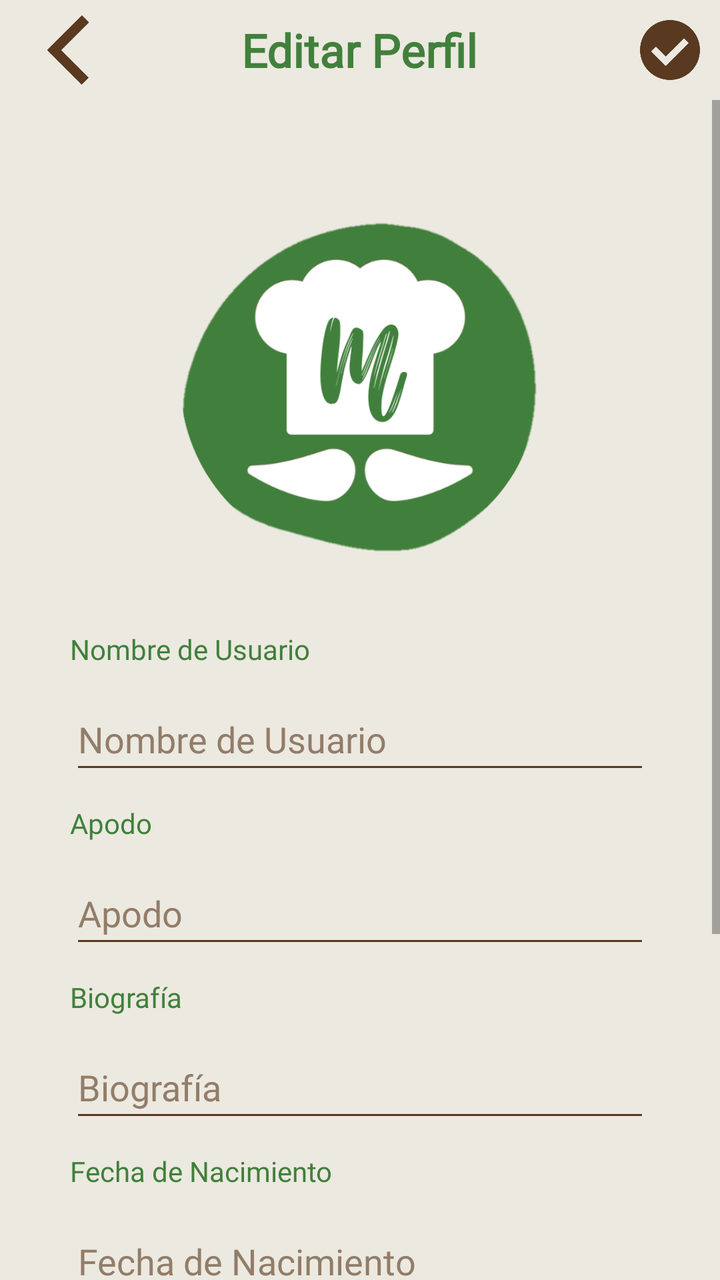
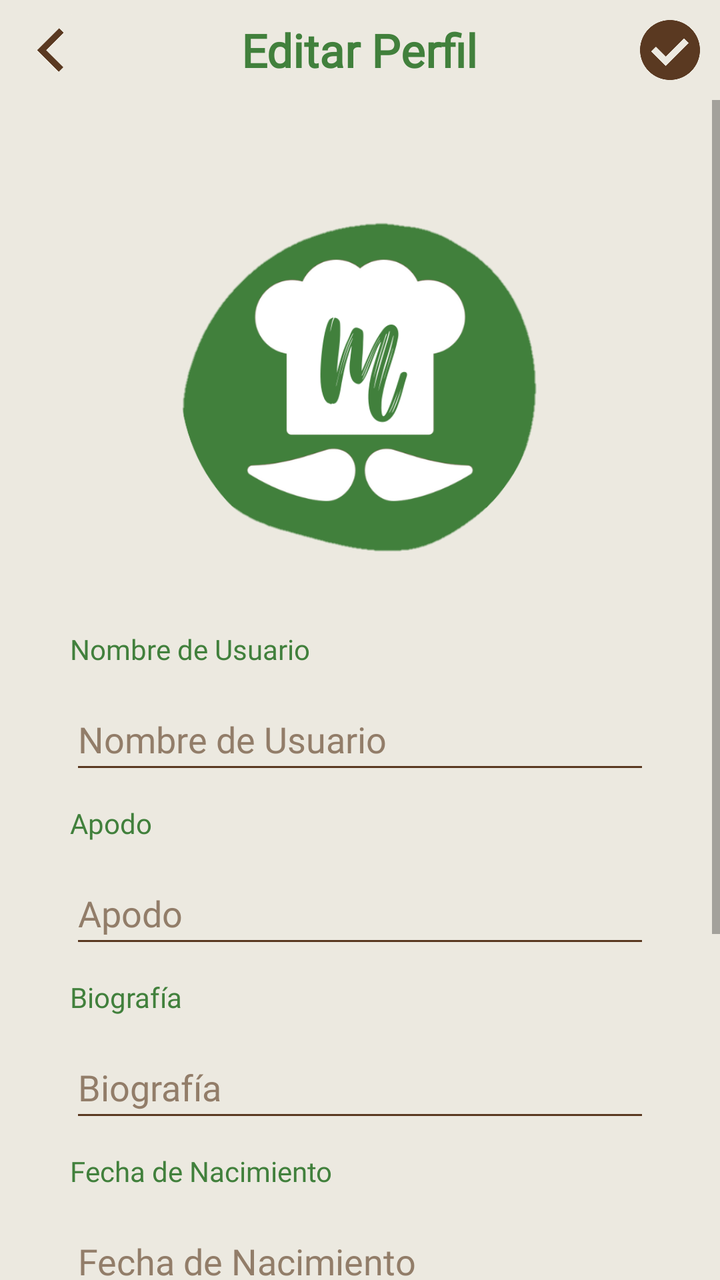

An Android layout rendered at two revisions. The XML below is the earlier revision; the diff shows what the commit changed to produce the second picture.
<!-- AndroidManifest.xml: application theme Theme.MangIA -->
<!-- res/layout/activity_edit_profile.xml -->
<?xml version="1.0" encoding="utf-8"?>
<androidx.constraintlayout.widget.ConstraintLayout
    xmlns:android="http://schemas.android.com/apk/res/android"
    xmlns:app="http://schemas.android.com/apk/res-auto"
    xmlns:tools="http://schemas.android.com/tools"
    android:layout_width="match_parent"
    android:layout_height="match_parent"
    android:background="@color/primaryColor"
    tools:context=".EditProfileActivity"
    android:orientation="horizontal">

    <ScrollView
        android:id="@+id/scrView"
        android:layout_width="match_parent"
        android:layout_height="match_parent"
        android:orientation="vertical"
        app:layout_constraintBottom_toBottomOf="@+id/toolbar"
        tools:layout_editor_absoluteX="40dp">

        <androidx.constraintlayout.widget.ConstraintLayout
            android:layout_width="match_parent"
            android:layout_height="wrap_content">

            <ImageView
                android:id="@+id/imvProfile"
                android:layout_width="180dp"
                android:layout_height="180dp"
                android:layout_marginTop="100dp"
                android:visibility="visible"
                app:layout_constraintEnd_toEndOf="parent"
                app:layout_constraintStart_toStartOf="parent"
                app:layout_constraintTop_toTopOf="parent"
                app:srcCompat="@drawable/logo" />

            <ImageView
                android:id="@+id/imvFrameEP"
                android:layout_width="180dp"
                android:layout_height="180dp"
                android:layout_marginTop="100dp"
                android:visibility="visible"
                app:layout_constraintEnd_toEndOf="parent"
                app:layout_constraintStart_toStartOf="parent"
                app:layout_constraintTop_toTopOf="parent"
                app:srcCompat="@drawable/backgroundprofile" />

            <TextView
                android:id="@+id/txvUNameEP"
                android:layout_width="wrap_content"
                android:layout_height="wrap_content"
                android:layout_marginStart="35dp"
                android:layout_marginTop="35dp"
                android:fontFamily="@font/opensans"
                android:text="@string/userName"
                android:textColor="@color/secundaryColor"
                app:layout_constraintStart_toStartOf="parent"
                app:layout_constraintTop_toBottomOf="@+id/imvProfile" />

            <TextView
                android:id="@+id/txvNNameEP"
                android:layout_width="wrap_content"
                android:layout_height="wrap_content"
                android:layout_marginStart="35dp"
                android:layout_marginTop="10dp"
                android:fontFamily="@font/opensans"
                android:text="@string/nName"
                android:textColor="@color/secundaryColor"
                app:layout_constraintStart_toStartOf="parent"
                app:layout_constraintTop_toBottomOf="@+id/txpUNameEP" />

            <TextView
                android:id="@+id/txvBioEP"
                android:layout_width="wrap_content"
                android:layout_height="wrap_content"
                android:layout_marginStart="35dp"
                android:layout_marginTop="10dp"
                android:fontFamily="@font/opensans"
                android:text="@string/bio"
                android:textColor="@color/secundaryColor"
                app:layout_constraintStart_toStartOf="parent"
                app:layout_constraintTop_toBottomOf="@+id/txpNNameEP" />

            <TextView
                android:id="@+id/txvDBirthEP"
                android:layout_width="wrap_content"
                android:layout_height="wrap_content"
                android:layout_marginStart="35dp"
                android:layout_marginTop="10dp"
                android:fontFamily="@font/opensans"
                android:text="@string/dateBirth"
                android:textColor="@color/secundaryColor"
                app:layout_constraintStart_toStartOf="parent"
                app:layout_constraintTop_toBottomOf="@+id/txpBioEP" />

            <TextView
                android:id="@+id/txvCountryEP"
                android:layout_width="wrap_content"
                android:layout_height="wrap_content"
                android:layout_marginStart="35dp"
                android:layout_marginTop="10dp"
                android:fontFamily="@font/opensans"
                android:text="@string/country"
                android:textColor="@color/secundaryColor"
                app:layout_constraintStart_toStartOf="parent"
                app:layout_constraintTop_toBottomOf="@+id/txpDBirthEP" />

            <TextView
                android:id="@+id/txvRegionEP"
                android:layout_width="wrap_content"
                android:layout_height="wrap_content"
                android:layout_marginStart="35dp"
                android:layout_marginTop="10dp"
                android:fontFamily="@font/opensans"
                android:text="@string/region"
                android:textColor="@color/secundaryColor"
                app:layout_constraintStart_toStartOf="parent"
                app:layout_constraintTop_toBottomOf="@+id/txpCountryEP" />

            <EditText
                android:id="@+id/txpUNameEP"
                android:layout_width="match_parent"
                android:layout_height="48dp"
                android:layout_marginStart="35dp"
                android:layout_marginTop="10dp"
                android:layout_marginEnd="35dp"
                android:backgroundTint="@color/quaternaryColor"
                android:ems="10"
                android:fontFamily="@font/opensans"
                android:hint="@string/userName"
                android:inputType="textPersonName"
                android:minHeight="48dp"
                android:textColor="@color/quaternaryColor"
                android:textColorHint="@color/transQuaternaryColor"
                app:layout_constraintEnd_toEndOf="parent"
                app:layout_constraintHorizontal_bias="0.0"
                app:layout_constraintStart_toStartOf="parent"
                app:layout_constraintTop_toBottomOf="@+id/txvUNameEP" />

            <EditText
                android:id="@+id/txpNNameEP"
                android:layout_width="match_parent"
                android:layout_height="48dp"
                android:layout_marginStart="35dp"
                android:layout_marginTop="10dp"
                android:layout_marginEnd="35dp"
                android:backgroundTint="@color/quaternaryColor"
                android:ems="10"
                android:fontFamily="@font/opensans"
                android:hint="@string/nName"
                android:inputType="textPersonName"
                android:minHeight="48dp"
                android:textColor="@color/quaternaryColor"
                android:textColorHint="@color/transQuaternaryColor"
                app:layout_constraintEnd_toEndOf="parent"
                app:layout_constraintHorizontal_bias="0.0"
                app:layout_constraintStart_toStartOf="parent"
                app:layout_constraintTop_toBottomOf="@+id/txvNNameEP" />

            <EditText
                android:id="@+id/txpBioEP"
                android:layout_width="match_parent"
                android:layout_height="48dp"
                android:layout_marginStart="35dp"
                android:layout_marginTop="10dp"
                android:layout_marginEnd="35dp"
                android:backgroundTint="@color/quaternaryColor"
                android:ems="10"
                android:fontFamily="@font/opensans"
                android:hint="@string/bio"
                android:inputType="textPersonName"
                android:minHeight="48dp"
                android:textColor="@color/quaternaryColor"
                android:textColorHint="@color/transQuaternaryColor"
                app:layout_constraintEnd_toEndOf="parent"
                app:layout_constraintHorizontal_bias="0.0"
                app:layout_constraintStart_toStartOf="parent"
                app:layout_constraintTop_toBottomOf="@+id/txvBioEP" />

            <EditText
                android:id="@+id/txpDBirthEP"
                android:layout_width="match_parent"
                android:layout_height="48dp"
                android:layout_marginStart="35dp"
                android:layout_marginTop="10dp"
                android:layout_marginEnd="35dp"
                android:backgroundTint="@color/quaternaryColor"
                android:ems="10"
                android:fontFamily="@font/opensans"
                android:hint="@string/dateBirth"
                android:inputType="textPersonName"
                android:minHeight="48dp"
                android:textColor="@color/quaternaryColor"
                android:textColorHint="@color/transQuaternaryColor"
                app:layout_constraintEnd_toEndOf="parent"
                app:layout_constraintHorizontal_bias="0.0"
                app:layout_constraintStart_toStartOf="parent"
                app:layout_constraintTop_toBottomOf="@+id/txvDBirthEP" />

            <EditText
                android:id="@+id/txpCountryEP"
                android:layout_width="match_parent"
                android:layout_height="48dp"
                android:layout_marginStart="35dp"
                android:layout_marginTop="10dp"
                android:layout_marginEnd="35dp"
                android:backgroundTint="@color/quaternaryColor"
                android:ems="10"
                android:fontFamily="@font/opensans"
                android:hint="@string/country"
                android:inputType="textPersonName"
                android:minHeight="48dp"
                android:textColor="@color/quaternaryColor"
                android:textColorHint="@color/transQuaternaryColor"
                app:layout_constraintEnd_toEndOf="parent"
                app:layout_constraintHorizontal_bias="0.0"
                app:layout_constraintStart_toStartOf="parent"
                app:layout_constraintTop_toBottomOf="@+id/txvCountryEP" />

            <EditText
                android:id="@+id/txpRegionEP"
                android:layout_width="match_parent"
                android:layout_height="48dp"
                android:layout_marginStart="35dp"
                android:layout_marginTop="10dp"
                android:layout_marginEnd="35dp"
                android:backgroundTint="@color/quaternaryColor"
                android:ems="10"
                android:fontFamily="@font/opensans"
                android:hint="@string/region"
                android:inputType="textPersonName"
                android:minHeight="48dp"
                android:textColor="@color/quaternaryColor"
                android:textColorHint="@color/transQuaternaryColor"
                app:layout_constraintEnd_toEndOf="parent"
                app:layout_constraintHorizontal_bias="0.0"
                app:layout_constraintStart_toStartOf="parent"
                app:layout_constraintTop_toBottomOf="@+id/txvRegionEP" />

            <View
                android:layout_width="match_parent"
                android:layout_height="50dp"
                app:layout_constraintTop_toBottomOf="@+id/txpRegionEP"
                tools:layout_editor_absoluteX="0dp" />
        </androidx.constraintlayout.widget.ConstraintLayout>

    </ScrollView>

    <androidx.appcompat.widget.Toolbar
        android:id="@+id/toolbar"
        android:layout_width="match_parent"
        android:layout_height="50dp"
        android:background="@color/primaryColor"
        app:layout_constraintEnd_toEndOf="parent"
        app:layout_constraintStart_toStartOf="parent"
        app:layout_constraintTop_toTopOf="parent" />

    <ImageButton
        android:id="@+id/imbBackEP"
        android:layout_width="48dp"
        android:layout_height="50dp"
        android:layout_marginStart="10dp"
        android:backgroundTint="@color/primaryColor"
        android:contentDescription="@string/cancel"
        android:scaleType="centerCrop"
        app:layout_constraintBottom_toBottomOf="@+id/toolbar"
        app:layout_constraintStart_toStartOf="parent"
        app:layout_constraintTop_toTopOf="parent"
        app:srcCompat="@drawable/btnback" />

    <ImageButton
        android:id="@+id/imbSaveEP"
        android:layout_width="50dp"
        android:layout_height="50dp"
        android:backgroundTint="@color/primaryColor"
        android:contentDescription="@string/cancel"
        android:scaleType="centerCrop"
        app:layout_constraintBottom_toBottomOf="@+id/toolbar"
        app:layout_constraintEnd_toEndOf="@+id/toolbar"
        app:layout_constraintTop_toTopOf="parent"
        app:srcCompat="@drawable/check" />

    <TextView
        android:id="@+id/txvEProfileEP"
        android:layout_width="wrap_content"
        android:layout_height="wrap_content"
        android:fontFamily="@font/opensansbold"
        android:text="@string/eProfile"
        android:textColor="@color/secundaryColor"
        android:textSize="23sp"
        android:textStyle="bold"
        app:layout_constraintBottom_toBottomOf="@+id/toolbar"
        app:layout_constraintEnd_toEndOf="parent"
        app:layout_constraintHorizontal_bias="0.498"
        app:layout_constraintStart_toStartOf="parent"
        app:layout_constraintTop_toTopOf="parent" />

</androidx.constraintlayout.widget.ConstraintLayout>
<!-- resources referenced by this layout -->
<resources>
  <color name="primaryColor">#ECE9E0</color>
  <color name="quaternaryColor">#5A3921</color>
  <color name="secundaryColor">#41803C</color>
  <color name="transQuaternaryColor">#927D69</color>
  <!-- drawable backgroundprofile: png bitmap (drawable, 9965 bytes) -->
  <!-- drawable btnback: png bitmap (drawable, 7800 bytes) -->
  <!-- drawable check: png bitmap (drawable, 19477 bytes) -->
  <!-- drawable logo: png bitmap (drawable, 55523 bytes) -->
  <string name="bio">Biografía</string>
  <string name="cancel">Cancelar</string>}
  <string name="country">País</string>
  <string name="dateBirth">Fecha de Nacimiento</string>
  <string name="eProfile">Editar Perfil</string>
  <string name="nName">Apodo</string>
  <string name="region">Región</string>
  <string name="userName">Nombre de Usuario</string>
  <style name="Theme.MangIA" parent="Theme.MaterialComponents.DayNight.NoActionBar">
          
          
          
      </style>
</resources>

<!-- the commit's change to res/layout/activity_edit_profile.xml (unified diff, before → after) -->
@@ -255,7 +255,7 @@
 
     <ImageButton
         android:id="@+id/imbBackEP"
-        android:layout_width="48dp"
+        android:layout_width="30dp"
         android:layout_height="50dp"
         android:layout_marginStart="10dp"
         android:backgroundTint="@color/primaryColor"
